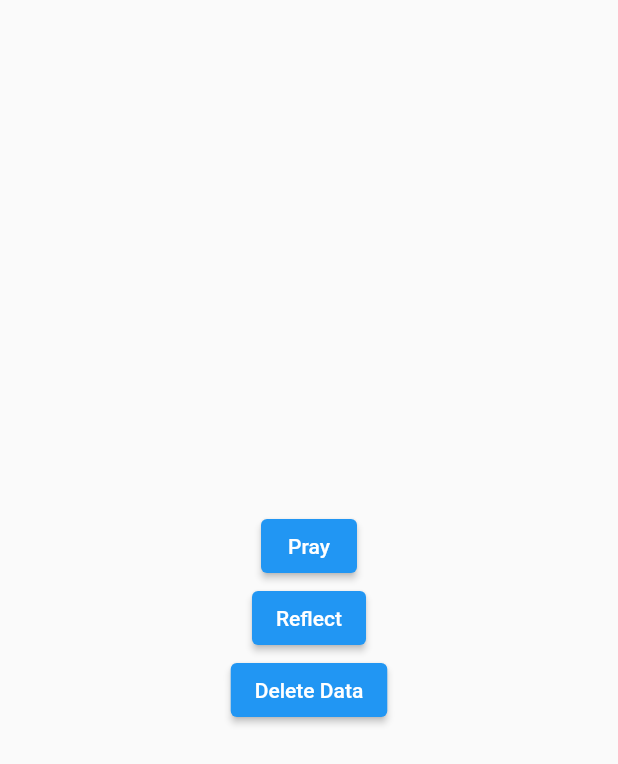
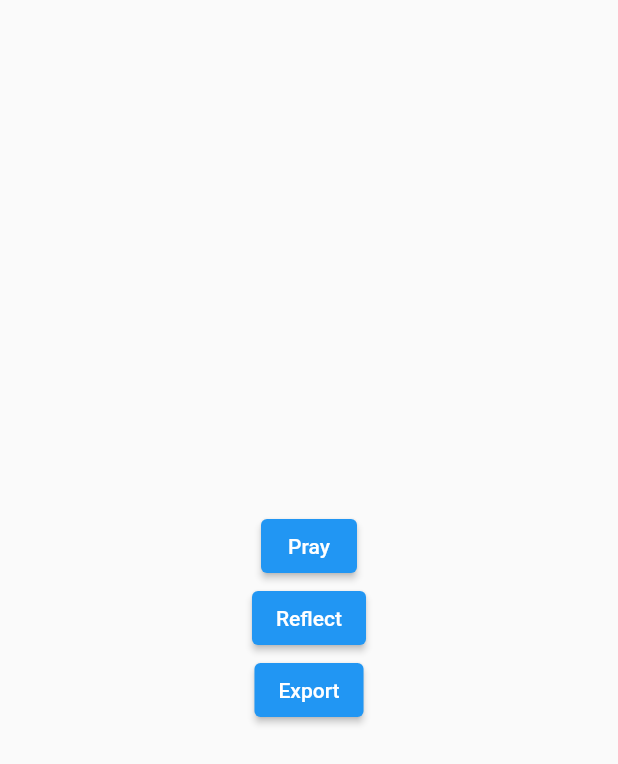
Before and after one commit to grant-dennison/prayer-app, a Flutter app: the screen it shows after launch, on a phone screen of 412 x 824 dp. Shown: the top 764 px of the screen. Run offline on Flutter 3.47's test engine with Material 2 defaults, Android fonts, the light colour scheme and no system bars; our stand-ins replace adaptive_dialog, focused_menu, hive, hive_flutter, keyboard_dismisser; missing offline and left inert: date_time_format, file_saver, mutex; accounts and stored records are empty.

Commit message:
Get file export working

```diff
--- a/lib/data/hive/hive_id_list.dart
+++ b/lib/data/hive/hive_id_list.dart
@@ -1,13 +1,21 @@
 import 'package:hive/hive.dart';
+import 'package:json_annotation/json_annotation.dart';
 
 part 'hive_id_list.g.dart';
 
 @HiveType(typeId: 20)
+@JsonSerializable()
 class HiveIdList extends HiveObject {
   @HiveField(0)
   int length = 0;
   @HiveField(1)
   String firstChunkId = '';
+
+  HiveIdList();
+
+  factory HiveIdList.fromJson(Map<String, dynamic> json) =>
+      _$HiveIdListFromJson(json);
+  Map<String, dynamic> toJson() => _$HiveIdListToJson(this);
 }
 
 const boxIdIdList = 'idList';
--- a/lib/data/hive/hive_id_list_chunk.dart
+++ b/lib/data/hive/hive_id_list_chunk.dart
@@ -1,8 +1,10 @@
 import 'package:hive/hive.dart';
+import 'package:json_annotation/json_annotation.dart';
 
 part 'hive_id_list_chunk.g.dart';
 
 @HiveType(typeId: 21)
+@JsonSerializable()
 class HiveIdListChunk extends HiveObject {
   @HiveField(0)
   String parentListId = '';
@@ -12,6 +14,12 @@ class HiveIdListChunk extends HiveObject {
   String? nextChunkId;
   @HiveField(3)
   List<String> ids = [];
+
+  HiveIdListChunk();
+
+  factory HiveIdListChunk.fromJson(Map<String, dynamic> json) =>
+      _$HiveIdListChunkFromJson(json);
+  Map<String, dynamic> toJson() => _$HiveIdListChunkToJson(this);
 }
 
 const boxIdIdListChunk = 'idListChunk';
--- a/lib/page/home_page.dart
+++ b/lib/page/home_page.dart
@@ -1,6 +1,7 @@
 import 'package:adaptive_dialog/adaptive_dialog.dart';
 import 'package:flutter/material.dart';
 import 'package:hive/hive.dart';
+import 'package:prayer_app/data/export_data.dart';
 import 'package:prayer_app/data/hive/boxes.dart';
 import 'package:prayer_app/data/root_prayer_item.dart';
 import 'package:prayer_app/navigation/navigation_controller.dart';
@@ -24,6 +25,7 @@ class HomeScreen extends StatelessWidget {
   @override
   Widget build(BuildContext context) {
     final navigationController = Provider.of<NavigationController>(context);
+    final boxes = Provider.of<Boxes>(context);
     return Scaffold(
       body: Center(
           child: Column(
@@ -41,7 +43,15 @@ class HomeScreen extends StatelessWidget {
             )),
             child: const Text('Reflect'),
           ),
-          DeleteButton(),
+          ElevatedButton(
+            onPressed: () => exportDataToFiles(boxes),
+            // onPressed: () => exportData(boxes, (index, json) async {
+            //   print('got $index');
+            //   print(json);
+            // }),
+            child: const Text('Export'),
+          ),
+          //  DeleteButton(),
         ],
       )),
     );
--- a/lib/utils/uuid.dart
+++ b/lib/utils/uuid.dart
@@ -6,5 +6,5 @@ String genUuid() {
   final bytes = List.filled(16, 0);
   const u = Uuid();
   u.v4buffer(bytes);
-  return base64.encode(bytes);
+  return base64.encode(bytes).replaceAll('/', '_').replaceAll('=', '');
 }
```
Also changed, not shown: lib/data/export_data.dart (+61 -10 lines), lib/data/id_list_helper.dart (+3 -5 lines), lib/navigation/page_router_delegate.dart (+0 -7 lines), lib/data/hive/hive_id_list.g.dart, lib/data/hive/hive_id_list_chunk.g.dart, 2 other files.
